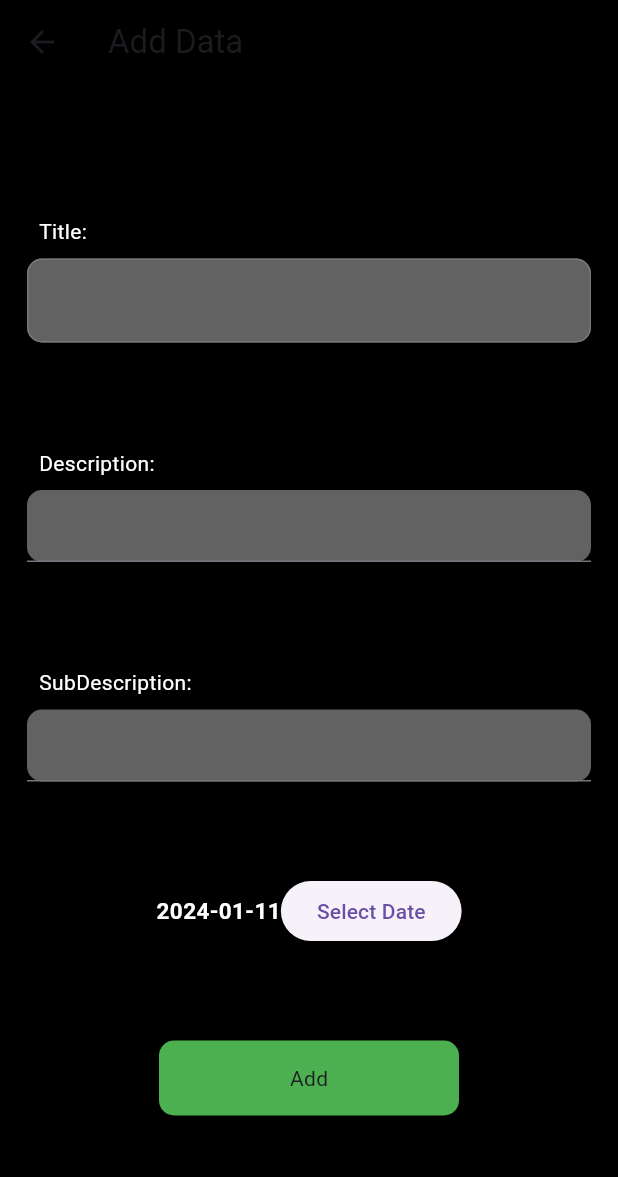
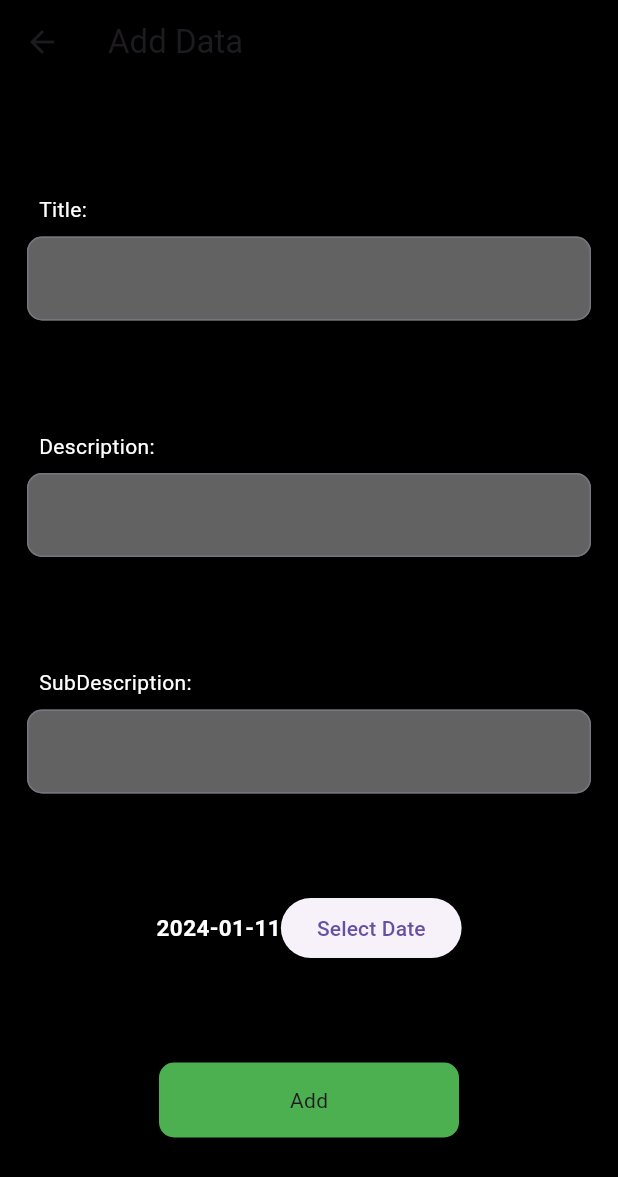
Before and after one commit to sandeshchapagai/API_CRUD_OPERATION, a Flutter app: the Add_Screen screen opened by its route, on a phone screen of 412 x 824 dp. Shown: the top 1177 px of the screen. Run offline on Flutter 3.47's test engine with Material 3 defaults, Android fonts, the phone set to English and light mode, and no system bars; our stand-ins replace another_flushbar, fluttertoast, shared_preferences; accounts and stored records are empty; network calls fail.

Commit message:
add UI changed

```diff
--- a/lib/VIEW/add_screen.dart
+++ b/lib/VIEW/add_screen.dart
@@ -43,7 +43,7 @@ backgroundColor: Colors.black,
       backgroundColor: Colors.black,
       body: SafeArea(
         child: Padding(
-          padding: const EdgeInsets.all(18.0),
+          padding: const EdgeInsets.only(left: 18.0,right: 18.0),
           child: Column(
             mainAxisAlignment: MainAxisAlignment.spaceEvenly,
             crossAxisAlignment: CrossAxisAlignment.start,
@@ -88,6 +88,12 @@ backgroundColor: Colors.black,
                     ),
                     child: TextField(
                       controller: descriptionController,style: TextStyle(color: Colors.white),
+                      decoration:  InputDecoration(
+                          border: OutlineInputBorder(
+                              gapPadding: 8,
+                              borderRadius: BorderRadius.circular(10)
+                          )
+                      ),
 
                     ),
                   ),
@@ -108,6 +114,12 @@ backgroundColor: Colors.black,
                         borderRadius: BorderRadius.circular(10)),
                     child: TextField(
                       controller:subDescriptionController,style: TextStyle(color: Colors.white),
+                      decoration:  InputDecoration(
+                          border: OutlineInputBorder(
+                              gapPadding: 8,
+                              borderRadius: BorderRadius.circular(10)
+                          )
+                      ),
 
                     ),
                   ),
```
